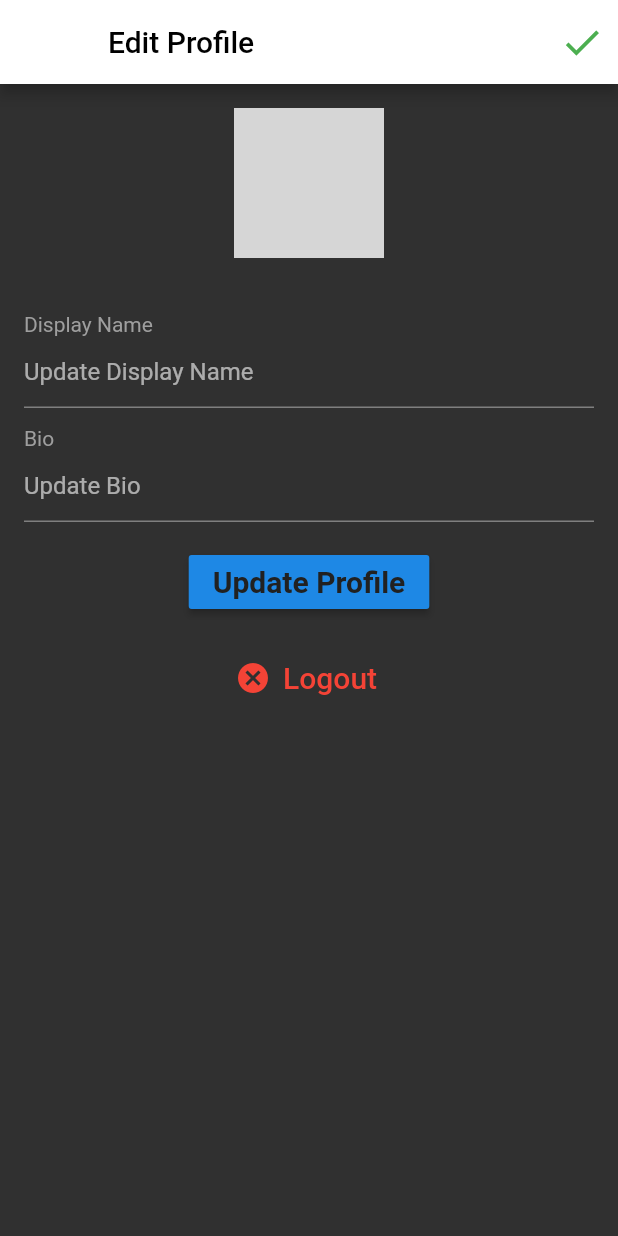
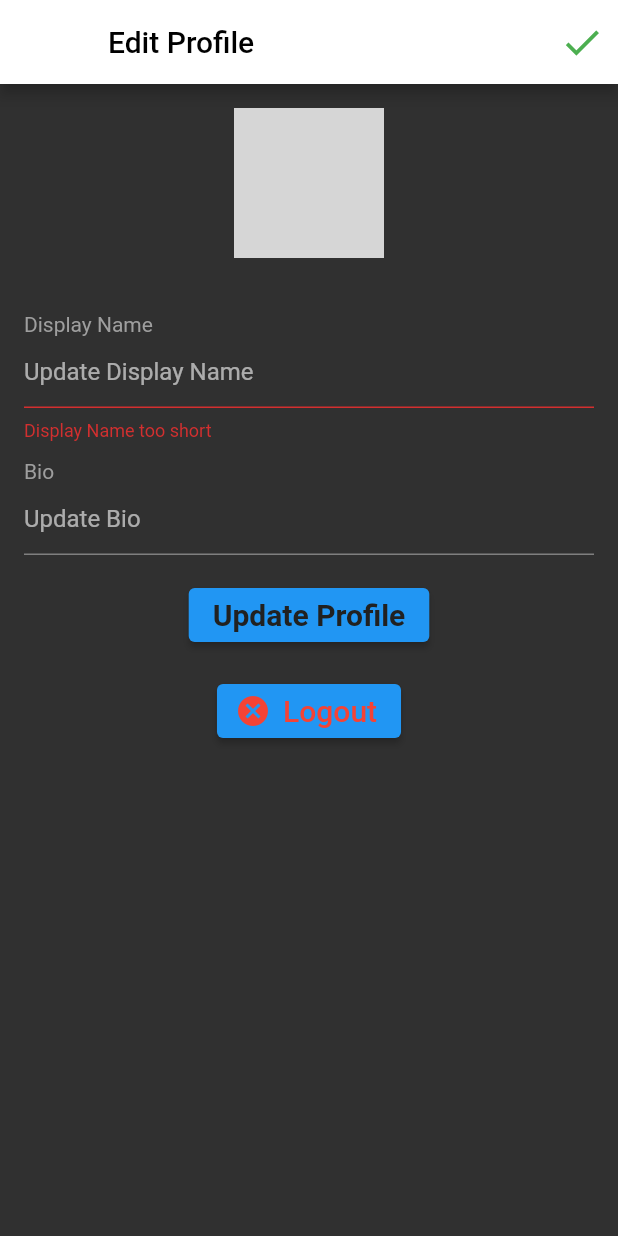
Before and after one commit to HeshanWeerasooriya/social_media_app, a Flutter app: the EditProfile screen opened directly, after a tap on "Update Profile", on a phone screen of 412 x 824 dp. Run offline on Flutter 3.47's test engine with Material 2 defaults, Android fonts, the phone set to English and light mode, and no system bars; our stand-ins replace cached_network_image, cloud_firestore, firebase_core, firebase_storage, geocoding, geolocator and 2 more; accounts and stored records are empty; network calls fail; grey boxes are pictures that could not be loaded.

```diff
--- a/lib/pages/edit_profile.dart
+++ b/lib/pages/edit_profile.dart
@@ -15,10 +15,13 @@ class EditProfile extends StatefulWidget {
 }
 
 class _EditProfileState extends State<EditProfile> {
+  final _scaffoldKey = GlobalKey<ScaffoldState>();
   TextEditingController displayNameController = TextEditingController();
   TextEditingController bioController = TextEditingController();
   bool isLoading = false;
   User? user;
+  bool _displayNameValid = true;
+  bool _bioValid = true;
 
   @override
   void initState() {
@@ -43,7 +46,7 @@ class _EditProfileState extends State<EditProfile> {
     return Column(
       crossAxisAlignment: CrossAxisAlignment.start,
       children: <Widget>[
-        Padding(
+        const Padding(
             padding: EdgeInsets.only(top: 12.0),
             child: Text(
               "Display Name",
@@ -53,6 +56,7 @@ class _EditProfileState extends State<EditProfile> {
           controller: displayNameController,
           decoration: InputDecoration(
             hintText: "Update Display Name",
+            errorText: _displayNameValid ? null : "Display Name too short",
           ),
         )
       ],
@@ -63,7 +67,7 @@ class _EditProfileState extends State<EditProfile> {
     return Column(
       crossAxisAlignment: CrossAxisAlignment.start,
       children: <Widget>[
-        Padding(
+        const Padding(
             padding: EdgeInsets.only(top: 12.0),
             child: Text(
               "Bio",
@@ -73,18 +77,45 @@ class _EditProfileState extends State<EditProfile> {
           controller: bioController,
           decoration: InputDecoration(
             hintText: "Update Bio",
+            errorText: _bioValid ? null : "Bio too long",
           ),
         )
       ],
     );
   }
 
+  updateProfileData() {
+    setState(() {
+      displayNameController.text.trim().length < 3 ||
+              displayNameController.text.isEmpty
+          ? _displayNameValid = false
+          : _displayNameValid = true;
+      bioController.text.trim().length > 100
+          ? _bioValid = false
+          : _bioValid = true;
+    });
+    if (_displayNameValid && _bioValid) {
+      usersRef.doc(widget.currentUserId).update({
+        "displayName": displayNameController.text,
+        "bio": bioController.text,
+      });
+      SnackBar snackbar = SnackBar(content: Text("Profile updated!"));
+      _scaffoldKey.currentState!.showSnackBar(snackbar);
+    }
+  }
+
+  logout() async {
+    await googleSignIn.signOut();
+    Navigator.push(context, MaterialPageRoute(builder: (context) => Home()));
+  }
+
   @override
   Widget build(BuildContext context) {
     return Scaffold(
+      key: _scaffoldKey,
       appBar: AppBar(
         backgroundColor: Colors.white,
-        title: Text(
+        title: const Text(
           "Edit Profile",
           style: TextStyle(
             color: Colors.black,
@@ -93,7 +124,7 @@ class _EditProfileState extends State<EditProfile> {
         actions: <Widget>[
           IconButton(
             onPressed: () => Navigator.pop(context),
-            icon: Icon(
+            icon: const Icon(
               Icons.done,
               size: 30.0,
               color: Colors.green,
@@ -105,11 +136,10 @@ class _EditProfileState extends State<EditProfile> {
           ? circularProgress()
           : ListView(
               children: <Widget>[
-                Container(
-                  child: Column(
+                Column(
                   children: <Widget>[
                     Padding(
-                        padding: EdgeInsets.only(
+                      padding: const EdgeInsets.only(
                         top: 16.0,
                         bottom: 8.0,
                       ),
@@ -120,7 +150,7 @@ class _EditProfileState extends State<EditProfile> {
                       ),
                     ),
                     Padding(
-                        padding: EdgeInsets.all(16.0),
+                      padding: const EdgeInsets.all(16.0),
                       child: Column(
                         children: <Widget>[
                           buildDisplayNameField(),
@@ -128,8 +158,8 @@ class _EditProfileState extends State<EditProfile> {
                         ],
                       ),
                     ),
-                      RaisedButton(
-                        onPressed: () => print('update profile data'),
+                    ElevatedButton(
+                      onPressed: updateProfileData,
                       child: Text(
                         "Update Profile",
                         style: TextStyle(
@@ -140,18 +170,18 @@ class _EditProfileState extends State<EditProfile> {
                       ),
                     ),
                     Padding(
-                        padding: EdgeInsets.all(16.0),
-                        child: FlatButton.icon(
-                          onPressed: () => print('logout'),
-                          icon: Icon(Icons.cancel, color: Colors.red),
-                          label: Text(
+                      padding: const EdgeInsets.all(16.0),
+                      child: ElevatedButton.icon(
+                        onPressed: logout,
+                        icon: const Icon(Icons.cancel, color: Colors.red),
+                        label: const Text(
                           "Logout",
-                            style: TextStyle(color: Colors.red, fontSize: 20.0),
+                          style: const TextStyle(
+                              color: Colors.red, fontSize: 20.0),
                         ),
                       ),
                     ),
                   ],
-                  ),
                 ),
               ],
             ),
```
Lines whose indentation alone changed are shown as unchanged.
